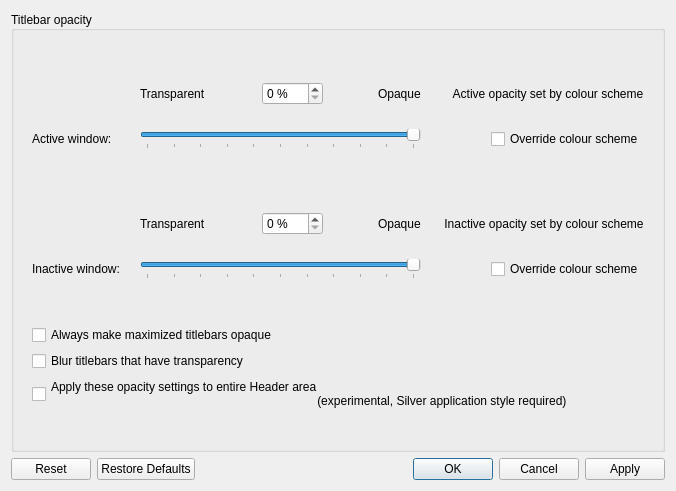
Before: the Qt Designer form kdecoration/config/ui/titlebaropacity.ui in sonicde-debian/silver-theme, drawn with Qt 5.
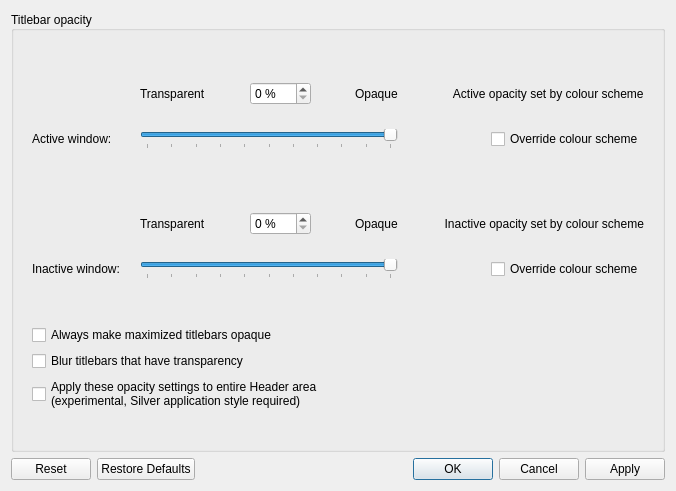
After: the same form once the commit is applied.

```diff
--- a/kdecoration/config/ui/titlebaropacity.ui
+++ b/kdecoration/config/ui/titlebaropacity.ui
@@ -248,7 +248,7 @@
                                                                                 <item row="0" column="2" alignment="Qt::AlignRight">
                                                                                         <widget class="QLabel" name="activeTitleBarOpacityFromColorSchemeLabel">
                                                                                                 <property name="text">
-                                                                                                        <string> Active opacity set by colour scheme</string>
+             <string>        Active opacity set by colour scheme</string>
                                                                                                 </property>
                                                                                         </widget>
                                                                                 </item>
@@ -262,7 +262,7 @@
                                                                                 <item row="3" column="2" alignment="Qt::AlignRight">
                                                                                         <widget class="QLabel" name="inactiveTitleBarOpacityFromColorSchemeLabel">
                                                                                                 <property name="text">
-                                                                                                        <string> Inactive opacity set by colour scheme</string>
+             <string>        Inactive opacity set by colour scheme</string>
                                                                                                 </property>
                                                                                         </widget>
                                                                                 </item>
@@ -331,7 +331,7 @@
                                                         <widget class="QCheckBox" name="applyOpacityToHeader">
                                                                 <property name="text">
                                                                         <string>Apply these opacity settings to entire Header area
-                                                                                (experimental, Silver application style required)</string>
+(experimental, Silver application style required)</string>
                                                                 </property>
                                                         </widget>
                                                 </item>
```
Left out of the diff: 2 changed lines with no effect on the pictures. Lines whose indentation alone changed are shown as unchanged.
